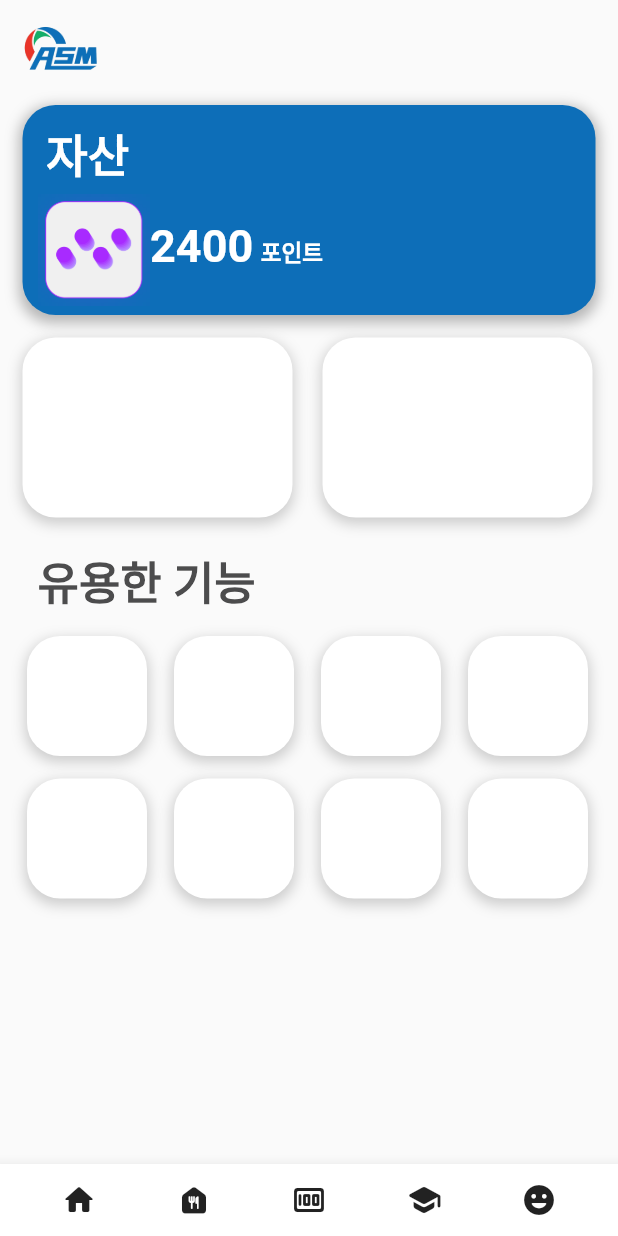
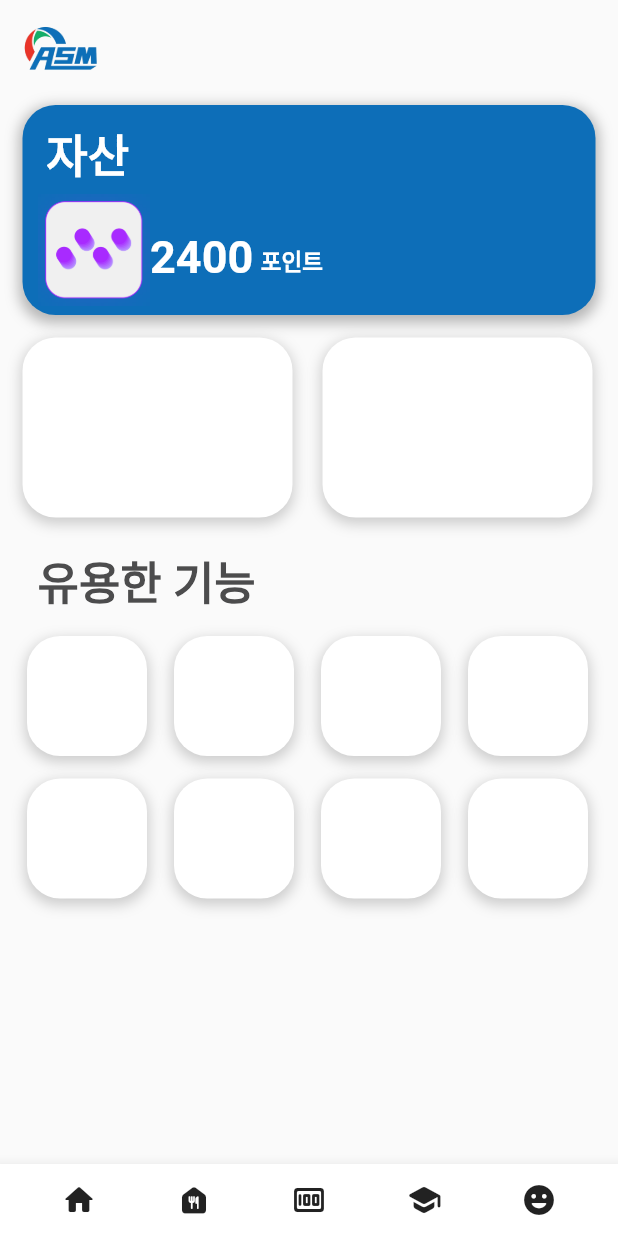
Before and after one commit to illusion-das/KSM, a Flutter app: the screen it shows after launch, on a phone screen of 412 x 824 dp. Run offline on Flutter 3.47's test engine with Material 2 defaults, Android fonts, the phone set to English and light mode, and no system bars; our stand-ins replace animated_splash_screen; Roboto replaces fonts that are missing (Pretendard).

Commit message:
Update main.dart

```diff
--- a/contact/lib/main.dart
+++ b/contact/lib/main.dart
@@ -105,7 +105,7 @@ class Route1 extends StatelessWidget {
                         ),
                       ),
                       Container(
-                        margin: EdgeInsets.fromLTRB(0, 10, 0, 15),
+                        margin: EdgeInsets.fromLTRB(0, 10, 0, 0),
                         child: Text(
                           '2400',
                           style: TextStyle(
@@ -116,7 +116,7 @@ class Route1 extends StatelessWidget {
                         ),
                       ),
                       Container(
-                        margin: EdgeInsets.fromLTRB(5, 3, 0, 0),
+                        margin: EdgeInsets.fromLTRB(5, 15, 0, 0),
                         child: Text(
                           '포인트',
                           style: TextStyle(
```
